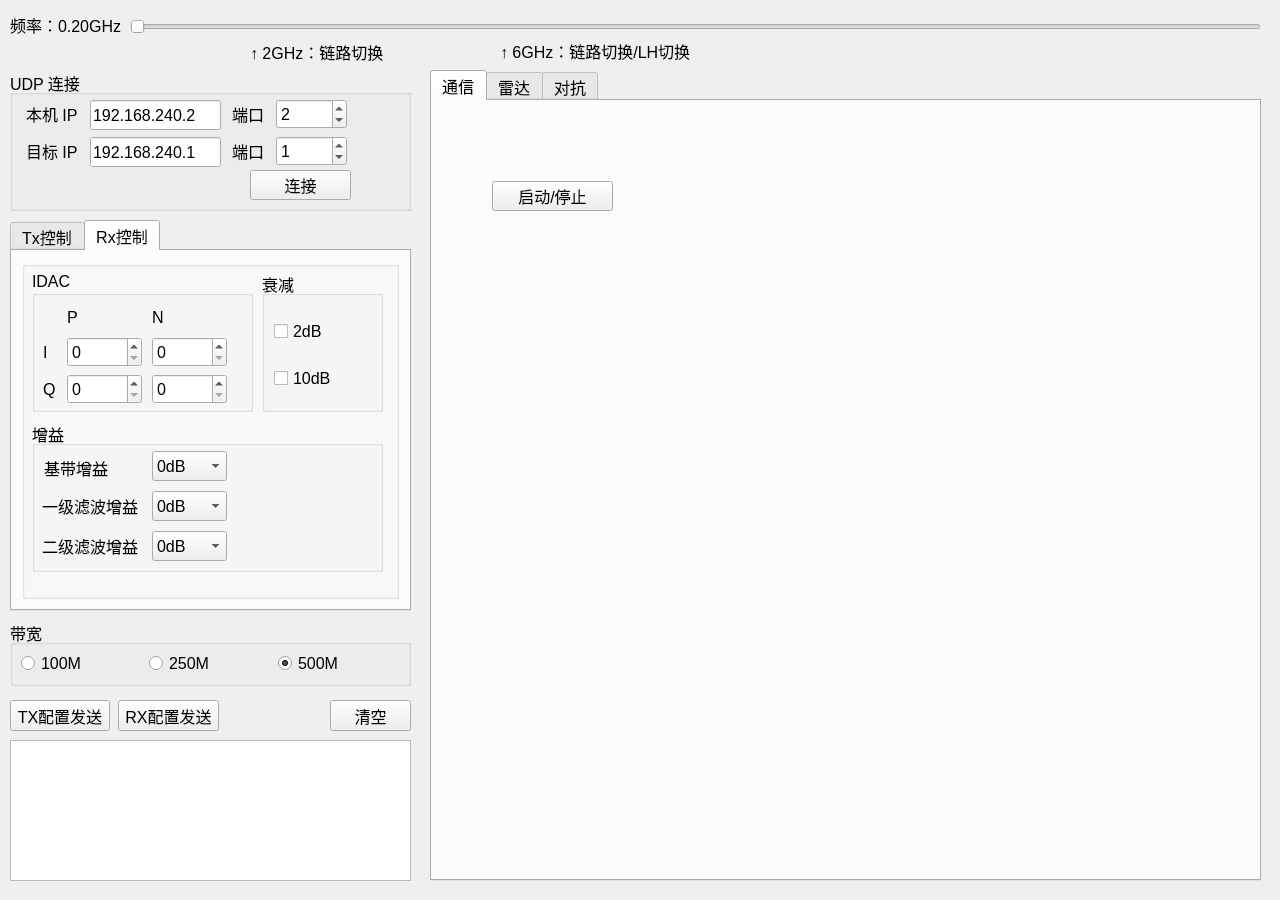
This is python312_uwbHost/gui/form.ui in MrGEFORCE/uwbValidation as Qt 5 draws it before an edit. The edited form follows.
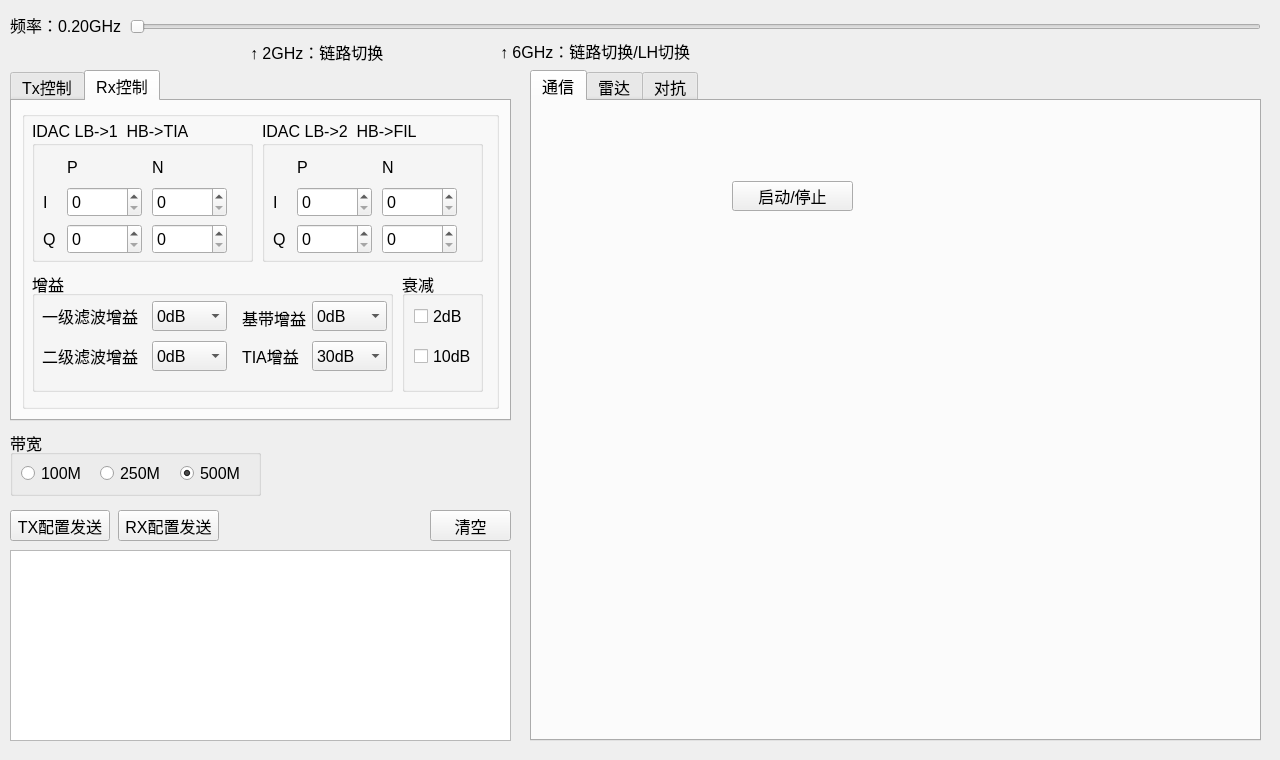
This is the edited form.

Diff of the .ui file:
```diff
--- a/python312_uwbHost/gui/form.ui
+++ b/python312_uwbHost/gui/form.ui
@@ -7,13 +7,13 @@
     <x>0</x>
     <y>0</y>
     <width>1280</width>
-    <height>900</height>
+    <height>760</height>
    </rect>
   </property>
   <property name="minimumSize">
    <size>
     <width>1000</width>
-    <height>800</height>
+    <height>500</height>
    </size>
   </property>
   <property name="font">
@@ -97,149 +97,13 @@
     <string>↑ 6GHz：链路切换/LH切换</string>
    </property>
   </widget>
-  <widget class="QGroupBox" name="groupBox_udp">
-   <property name="geometry">
-    <rect>
-     <x>10</x>
-     <y>70</y>
-     <width>401</width>
-     <height>141</height>
-    </rect>
-   </property>
-   <property name="title">
-    <string>UDP 连接</string>
-   </property>
-   <widget class="QSpinBox" name="spinBox_localPort">
-    <property name="geometry">
-     <rect>
-      <x>266</x>
-      <y>29</y>
-      <width>71</width>
-      <height>30</height>
-     </rect>
-    </property>
-    <property name="maximum">
-     <number>65535</number>
-    </property>
-    <property name="value">
-     <number>2</number>
-    </property>
-   </widget>
-   <widget class="QLineEdit" name="lineEdit_localIp">
-    <property name="geometry">
-     <rect>
-      <x>80</x>
-      <y>30</y>
-      <width>131</width>
-      <height>30</height>
-     </rect>
-    </property>
-    <property name="text">
-     <string>192.168.240.2</string>
-    </property>
-   </widget>
-   <widget class="QLabel" name="label_localIp">
-    <property name="geometry">
-     <rect>
-      <x>16</x>
-      <y>29</y>
-      <width>52</width>
-      <height>30</height>
-     </rect>
-    </property>
-    <property name="text">
-     <string>本机 IP</string>
-    </property>
-   </widget>
-   <widget class="QLabel" name="label_remoteIp">
-    <property name="geometry">
-     <rect>
-      <x>16</x>
-      <y>66</y>
-      <width>52</width>
-      <height>30</height>
-     </rect>
-    </property>
-    <property name="text">
-     <string>目标 IP</string>
-    </property>
-   </widget>
-   <widget class="QLabel" name="label_remotePort">
-    <property name="geometry">
-     <rect>
-      <x>222</x>
-      <y>66</y>
-      <width>32</width>
-      <height>30</height>
-     </rect>
-    </property>
-    <property name="text">
-     <string>端口</string>
-    </property>
-   </widget>
-   <widget class="QLineEdit" name="lineEdit_remoteIp">
-    <property name="geometry">
-     <rect>
-      <x>80</x>
-      <y>67</y>
-      <width>131</width>
-      <height>30</height>
-     </rect>
-    </property>
-    <property name="text">
-     <string>192.168.240.1</string>
-    </property>
-   </widget>
-   <widget class="QSpinBox" name="spinBox_remotePort">
-    <property name="geometry">
-     <rect>
-      <x>266</x>
-      <y>66</y>
-      <width>71</width>
-      <height>30</height>
-     </rect>
-    </property>
-    <property name="maximum">
-     <number>65535</number>
-    </property>
-    <property name="value">
-     <number>1</number>
-    </property>
-   </widget>
-   <widget class="QLabel" name="label_localPort">
-    <property name="geometry">
-     <rect>
-      <x>222</x>
-      <y>29</y>
-      <width>32</width>
-      <height>30</height>
-     </rect>
-    </property>
-    <property name="text">
-     <string>端口</string>
-    </property>
-   </widget>
-   <widget class="QPushButton" name="pushButton_connect">
-    <property name="geometry">
-     <rect>
-      <x>240</x>
-      <y>100</y>
-      <width>101</width>
-      <height>30</height>
-     </rect>
-    </property>
-    <property name="text">
-     <string>连接</string>
-    </property>
-   </widget>
-  </widget>
   <widget class="QTabWidget" name="tabWidget_ctrl">
    <property name="geometry">
     <rect>
      <x>10</x>
-     <y>220</y>
-     <width>401</width>
-     <height>391</height>
+     <y>70</y>
+     <width>501</width>
+     <height>351</height>
     </rect>
    </property>
    <property name="sizePolicy">
@@ -552,10 +416,10 @@
        <widget class="QGroupBox" name="groupBox_4">
         <property name="geometry">
          <rect>
-          <x>240</x>
-          <y>10</y>
-          <width>121</width>
-          <height>141</height>
+          <x>380</x>
+          <y>160</y>
+          <width>81</width>
+          <height>121</height>
          </rect>
         </property>
         <property name="title">
@@ -565,7 +429,7 @@
          <property name="geometry">
           <rect>
            <x>12</x>
-           <y>45</y>
+           <y>30</y>
            <width>62</width>
            <height>30</height>
           </rect>
@@ -578,7 +442,7 @@
          <property name="geometry">
           <rect>
            <x>12</x>
-           <y>92</y>
+           <y>70</y>
            <width>72</width>
            <height>30</height>
           </rect>
@@ -598,7 +462,7 @@
          </rect>
         </property>
         <property name="title">
-         <string>IDAC</string>
+         <string>IDAC LB-&gt;1  HB-&gt;TIA</string>
         </property>
         <widget class="QLabel" name="label_19">
          <property name="geometry">
@@ -698,8 +562,8 @@
          <rect>
           <x>10</x>
           <y>160</y>
-          <width>351</width>
-          <height>151</height>
+          <width>361</width>
+          <height>121</height>
          </rect>
         </property>
         <property name="title">
@@ -708,7 +572,7 @@
         <widget class="QLabel" name="label_23">
          <property name="geometry">
           <rect>
-           <x>12</x>
+           <x>210</x>
            <y>32</y>
            <width>64</width>
            <height>30</height>
@@ -721,7 +585,7 @@
         <widget class="QComboBox" name="comboBox_R_BBGain">
          <property name="geometry">
           <rect>
-           <x>120</x>
+           <x>280</x>
            <y>30</y>
            <width>75</width>
            <height>30</height>
@@ -755,7 +619,7 @@
          <property name="geometry">
           <rect>
            <x>10</x>
-           <y>70</y>
+           <y>30</y>
            <width>100</width>
            <height>30</height>
           </rect>
@@ -768,7 +632,7 @@
          <property name="geometry">
           <rect>
            <x>120</x>
-           <y>70</y>
+           <y>30</y>
            <width>75</width>
            <height>30</height>
           </rect>
@@ -796,7 +660,7 @@
          <property name="geometry">
           <rect>
            <x>10</x>
-           <y>110</y>
+           <y>70</y>
            <width>100</width>
            <height>30</height>
           </rect>
@@ -809,7 +673,7 @@
          <property name="geometry">
           <rect>
            <x>120</x>
-           <y>110</y>
+           <y>70</y>
            <width>75</width>
            <height>30</height>
           </rect>
@@ -832,6 +696,152 @@
            <string>12dB</string>
           </property>
          </item>
+        </widget>
+        <widget class="QLabel" name="label_30">
+         <property name="geometry">
+          <rect>
+           <x>210</x>
+           <y>70</y>
+           <width>64</width>
+           <height>30</height>
+          </rect>
+         </property>
+         <property name="text">
+          <string>TIA增益</string>
+         </property>
+        </widget>
+        <widget class="QComboBox" name="comboBox_R_TIAGain">
+         <property name="geometry">
+          <rect>
+           <x>280</x>
+           <y>70</y>
+           <width>75</width>
+           <height>30</height>
+          </rect>
+         </property>
+         <property name="currentIndex">
+          <number>0</number>
+         </property>
+         <item>
+          <property name="text">
+           <string>30dB</string>
+          </property>
+         </item>
+         <item>
+          <property name="text">
+           <string>24dB</string>
+          </property>
+         </item>
+         <item>
+          <property name="text">
+           <string>18dB</string>
+          </property>
+         </item>
+        </widget>
+       </widget>
+       <widget class="QGroupBox" name="groupBox_IDAC_5">
+        <property name="geometry">
+         <rect>
+          <x>240</x>
+          <y>10</y>
+          <width>221</width>
+          <height>141</height>
+         </rect>
+        </property>
+        <property name="title">
+         <string>IDAC LB-&gt;2  HB-&gt;FIL</string>
+        </property>
+        <widget class="QLabel" name="label_26">
+         <property name="geometry">
+          <rect>
+           <x>35</x>
+           <y>31</y>
+           <width>16</width>
+           <height>30</height>
+          </rect>
+         </property>
+         <property name="text">
+          <string>P</string>
+         </property>
+        </widget>
+        <widget class="QLabel" name="label_27">
+         <property name="geometry">
+          <rect>
+           <x>120</x>
+           <y>31</y>
+           <width>16</width>
+           <height>30</height>
+          </rect>
+         </property>
+         <property name="text">
+          <string>N</string>
+         </property>
+        </widget>
+        <widget class="QSpinBox" name="spinBox_R_IDAC2_IP">
+         <property name="geometry">
+          <rect>
+           <x>35</x>
+           <y>66</y>
+           <width>75</width>
+           <height>30</height>
+          </rect>
+         </property>
+        </widget>
+        <widget class="QSpinBox" name="spinBox_R_IDAC2_IN">
+         <property name="geometry">
+          <rect>
+           <x>120</x>
+           <y>66</y>
+           <width>75</width>
+           <height>30</height>
+          </rect>
+         </property>
+        </widget>
+        <widget class="QSpinBox" name="spinBox_R_IDAC2_QP">
+         <property name="geometry">
+          <rect>
+           <x>35</x>
+           <y>103</y>
+           <width>75</width>
+           <height>30</height>
+          </rect>
+         </property>
+        </widget>
+        <widget class="QSpinBox" name="spinBox_R_IDAC2_QN">
+         <property name="geometry">
+          <rect>
+           <x>120</x>
+           <y>103</y>
+           <width>75</width>
+           <height>30</height>
+          </rect>
+         </property>
+        </widget>
+        <widget class="QLabel" name="label_28">
+         <property name="geometry">
+          <rect>
+           <x>11</x>
+           <y>103</y>
+           <width>16</width>
+           <height>30</height>
+          </rect>
+         </property>
+         <property name="text">
+          <string>Q</string>
+         </property>
+        </widget>
+        <widget class="QLabel" name="label_29">
+         <property name="geometry">
+          <rect>
+           <x>11</x>
+           <y>66</y>
+           <width>16</width>
+           <height>30</height>
+          </rect>
+         </property>
+         <property name="text">
+          <string>I</string>
+         </property>
         </widget>
        </widget>
       </widget>
@@ -843,8 +853,8 @@
    <property name="geometry">
     <rect>
      <x>10</x>
-     <y>620</y>
-     <width>401</width>
+     <y>430</y>
+     <width>251</width>
      <height>66</height>
     </rect>
    </property>
@@ -867,7 +877,7 @@
    <widget class="QRadioButton" name="radioButton_BBBW250M">
     <property name="geometry">
      <rect>
-      <x>139</x>
+      <x>90</x>
       <y>31</y>
       <width>76</width>
       <height>24</height>
@@ -880,7 +890,7 @@
    <widget class="QRadioButton" name="radioButton_BBBW500M">
     <property name="geometry">
      <rect>
-      <x>268</x>
+      <x>170</x>
       <y>31</y>
       <width>76</width>
       <height>24</height>
@@ -898,9 +908,9 @@
    <property name="geometry">
     <rect>
      <x>10</x>
-     <y>740</y>
-     <width>401</width>
-     <height>141</height>
+     <y>550</y>
+     <width>501</width>
+     <height>191</height>
     </rect>
    </property>
    <property name="sizePolicy">
@@ -914,7 +924,7 @@
    <property name="geometry">
     <rect>
      <x>10</x>
-     <y>700</y>
+     <y>510</y>
      <width>100</width>
      <height>31</height>
     </rect>
@@ -927,7 +937,7 @@
    <property name="geometry">
     <rect>
      <x>118</x>
-     <y>700</y>
+     <y>510</y>
      <width>101</width>
      <height>31</height>
     </rect>
@@ -939,8 +949,8 @@
   <widget class="QPushButton" name="pushButton_consoleClear">
    <property name="geometry">
     <rect>
-     <x>330</x>
-     <y>700</y>
+     <x>430</x>
+     <y>510</y>
      <width>81</width>
      <height>31</height>
     </rect>
@@ -952,10 +962,10 @@
   <widget class="QTabWidget" name="tabWidget">
    <property name="geometry">
     <rect>
-     <x>430</x>
+     <x>530</x>
      <y>70</y>
-     <width>831</width>
-     <height>811</height>
+     <width>731</width>
+     <height>671</height>
     </rect>
    </property>
    <property name="sizePolicy">
@@ -974,7 +984,7 @@
     <widget class="QPushButton" name="pushButton_runStop">
      <property name="geometry">
       <rect>
-       <x>60</x>
+       <x>200</x>
        <y>80</y>
        <width>121</width>
        <height>30</height>
```
Left out of the diff: 24 changed lines with no effect on the pictures.
